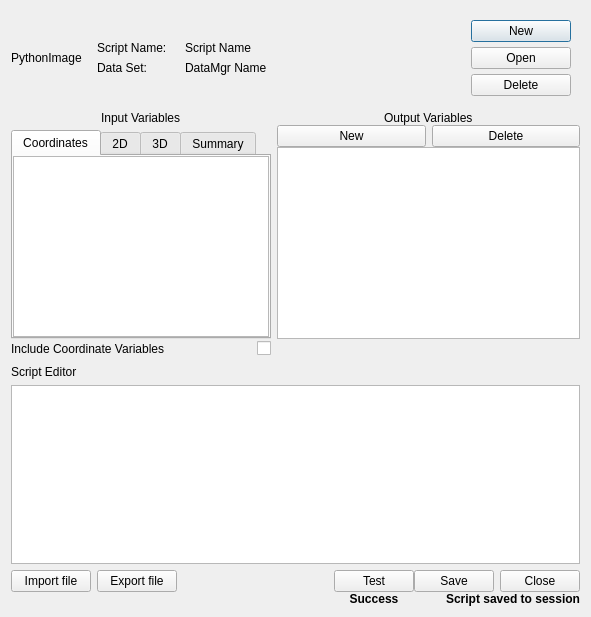
Before: the Qt Designer form apps/vaporgui/PythonVariablesGUI.ui in StasJ/vapor-formatted, drawn with Qt 5.
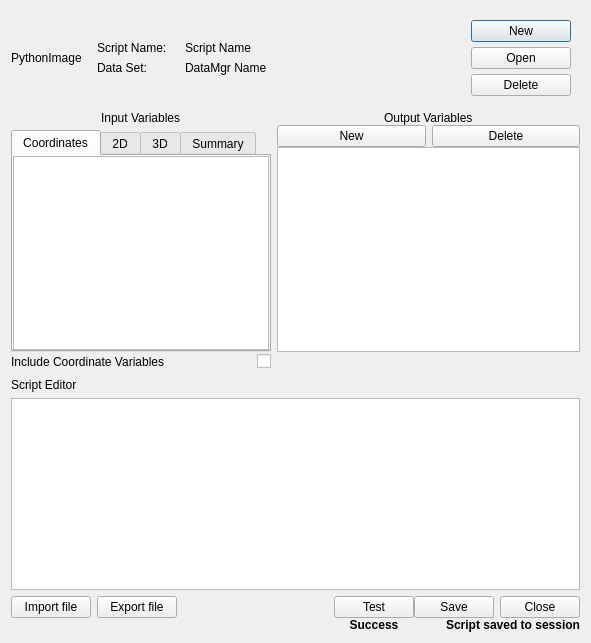
After: the same form once the commit is applied.

Commit message: Fixed the python GUI so that it expands the script editor instead of the other components of hte GUI

Patch:
```diff
--- a/apps/vaporgui/PythonVariablesGUI.ui
+++ b/apps/vaporgui/PythonVariablesGUI.ui
@@ -382,6 +382,12 @@
    </item>
    <item>
     <widget class="QFrame" name="frame_28">
+     <property name="sizePolicy">
+      <sizepolicy hsizetype="Preferred" vsizetype="Minimum">
+       <horstretch>0</horstretch>
+       <verstretch>0</verstretch>
+      </sizepolicy>
+     </property>
      <property name="frameShape">
       <enum>QFrame::NoFrame</enum>
      </property>
@@ -990,6 +996,12 @@
    </item>
    <item>
     <widget class="QLabel" name="label_6">
+     <property name="sizePolicy">
+      <sizepolicy hsizetype="Preferred" vsizetype="Minimum">
+       <horstretch>0</horstretch>
+       <verstretch>0</verstretch>
+      </sizepolicy>
+     </property>
      <property name="text">
       <string>Script Editor</string>
      </property>
@@ -1000,6 +1012,12 @@
    </item>
    <item>
     <widget class="QTextEdit" name="_scriptEdit">
+     <property name="sizePolicy">
+      <sizepolicy hsizetype="Expanding" vsizetype="MinimumExpanding">
+       <horstretch>0</horstretch>
+       <verstretch>0</verstretch>
+      </sizepolicy>
+     </property>
      <property name="lineWrapMode">
       <enum>QTextEdit::NoWrap</enum>
      </property>
@@ -1010,6 +1028,12 @@
    </item>
    <item>
     <widget class="QFrame" name="frame_3">
+     <property name="sizePolicy">
+      <sizepolicy hsizetype="Preferred" vsizetype="Minimum">
+       <horstretch>0</horstretch>
+       <verstretch>0</verstretch>
+      </sizepolicy>
+     </property>
      <property name="frameShape">
       <enum>QFrame::NoFrame</enum>
      </property>
```
Left out of the diff: 107 changed lines with no effect on the pictures.
